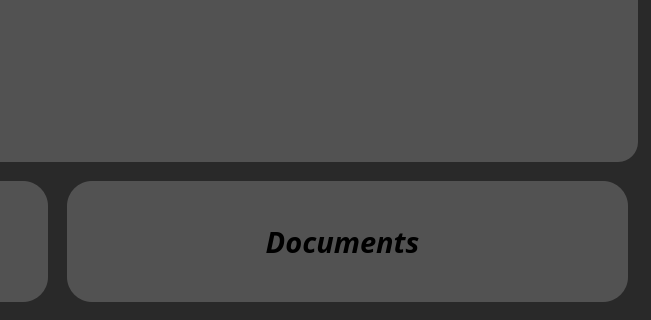
Aby-ss/ConnectWave, file app/main_App.ui: the form before one commit; both pictures show x 613 to 1264 and y 449 to 769 of the 1264 by 769 pixel window.
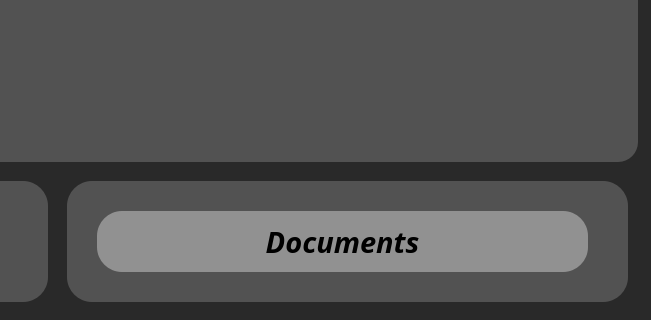
The form after the commit.

Commit message: Added Doc button stylesheet ✅

Diff of the .ui file:
```diff
--- a/app/main_App.ui
+++ b/app/main_App.ui
@@ -155,9 +155,18 @@
       <strikeout>false</strikeout>
      </font>
     </property>
+    <property name="styleSheet">
+     <string notr="true">background-color: rgb(145, 145, 145)</string>
+    </property>
     <property name="text">
      <string>Documents</string>
     </property>
+    <property name="checkable">
+     <bool>true</bool>
+    </property>
+    <property name="autoDefault">
+     <bool>false</bool>
+    </property>
    </widget>
   </widget>
  </widget>
```
